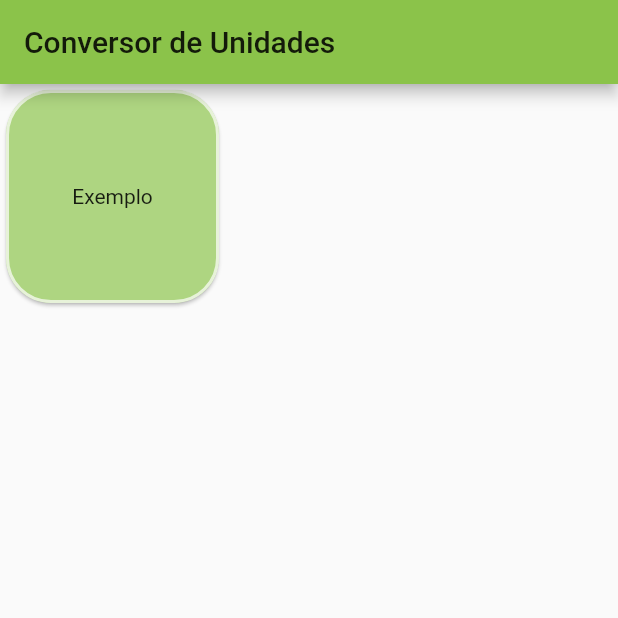
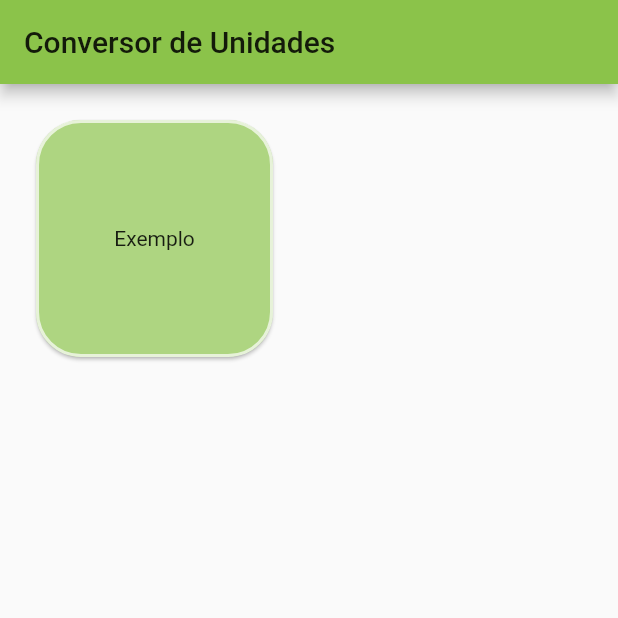
Before and after one commit to alex-cerlini/unit_converter, a Flutter app: the screen it shows after launch, on a phone screen of 412 x 824 dp, the top half of it. Run offline on Flutter 3.47's test engine with Material 2 defaults, Android fonts, the phone set to English and light mode, and no system bars.

Commit message:
Create a GridView to body

```diff
--- a/lib/main.dart
+++ b/lib/main.dart
@@ -33,11 +33,11 @@ class _MyHomePageState extends State<MyHomePage> {
       appBar: AppBar(
         title: Text(widget.title),
       ),
-      body: Column(
-        children: <Widget>[
-          Container(
-            height: 150,
-            width: 150,
+      body: GridView.count(
+        crossAxisCount: 2,
+        children: [
+          Padding(
+            padding: const EdgeInsets.all(20),
             child: Card(
               color: Colors.lightGreen[300],
               shape: RoundedRectangleBorder(
```
